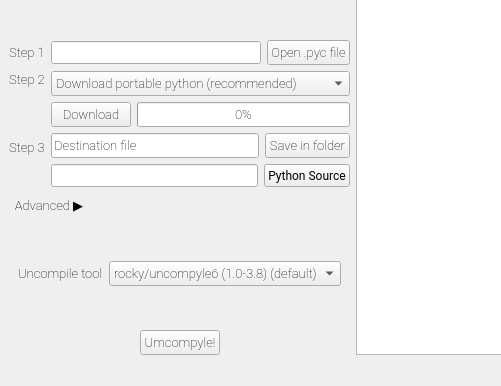
This is form.ui in FuturisticGoo/UnPYC as Qt 5 draws it before an edit; both pictures show x 0 to 501 and y 107 to 493 of the 701 by 493 pixel window. The edited form follows.
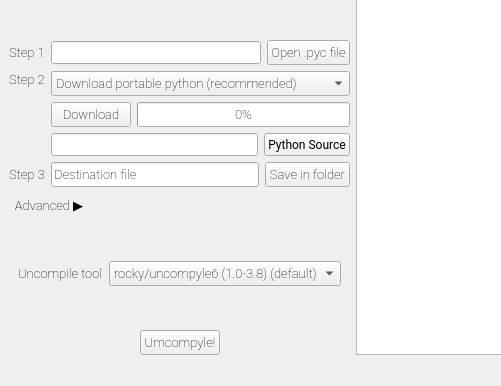
This is the edited form.

Commit message: Added try except for Network error

Patch:
```diff
--- a/form.ui
+++ b/form.ui
@@ -22,7 +22,7 @@
   <widget class="QWidget" name="centralwidget">
    <layout class="QHBoxLayout" name="horizontalLayout_8">
     <item>
-     <layout class="QVBoxLayout" name="verticalLayout_4">
+     <layout class="QVBoxLayout" name="verticalLayout_3">
       <item>
        <widget class="QLabel" name="heading">
         <property name="font">
@@ -170,6 +170,20 @@
             </item>
            </layout>
           </item>
+          <item>
+           <layout class="QHBoxLayout" name="horizontalLayout_6">
+            <item>
+             <widget class="QLineEdit" name="custom_source_loc"/>
+            </item>
+            <item>
+             <widget class="QPushButton" name="source_button">
+              <property name="text">
+               <string>Python Source</string>
+              </property>
+             </widget>
+            </item>
+           </layout>
+          </item>
          </layout>
         </item>
         <item row="2" column="0">
@@ -189,8 +203,6 @@
          </widget>
         </item>
         <item row="2" column="1">
-         <layout class="QVBoxLayout" name="verticalLayout_3">
-          <item>
            <layout class="QHBoxLayout" name="horizontalLayout_3">
             <item>
              <widget class="QLineEdit" name="destination_loc">
@@ -223,22 +235,6 @@
                <string>Save in folder</string>
               </property>
              </widget>
-            </item>
-           </layout>
-          </item>
-          <item>
-           <layout class="QHBoxLayout" name="horizontalLayout_6">
-            <item>
-             <widget class="QLineEdit" name="custom_source_loc"/>
-            </item>
-            <item>
-             <widget class="QPushButton" name="source_button">
-              <property name="text">
-               <string>Python Source</string>
-              </property>
-             </widget>
-            </item>
-           </layout>
           </item>
          </layout>
         </item>
```
Lines whose indentation alone changed are shown as unchanged. The commit also changes 2 other files.
